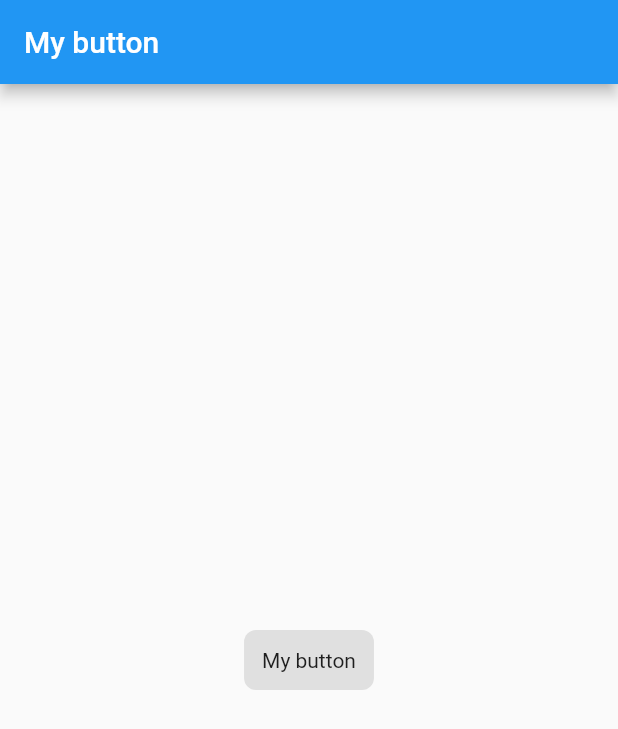
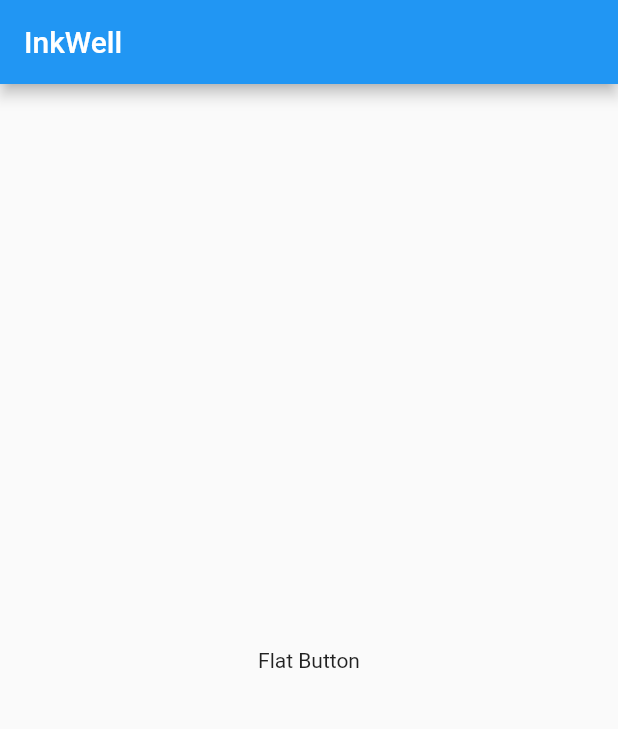
Before and after one commit to wildlily1989/flutter_gesturedetector, a Flutter app: the screen it shows after launch, on a phone screen of 412 x 824 dp. Shown: the top 729 px of the screen. Run offline on Flutter 3.47's test engine with Material 2 defaults, Android fonts, the phone set to English and light mode, and no system bars.

Commit message:
time:2020.04.28 author:lily content:手势识别。水波纹效果

```diff
--- a/lib/main.dart
+++ b/lib/main.dart
@@ -13,7 +13,8 @@ class MyApp extends StatelessWidget {
       theme: ThemeData(
         visualDensity: VisualDensity.adaptivePlatformDensity,
       ),
-      home: new MyButton(title: 'mybutton'),
+//      home: new MyButton(title: 'mybutton'),
+    home: new InkWellButton(),
     );
   }
 }
@@ -51,3 +52,31 @@ class MyButton extends StatelessWidget {
     return throw UnimplementedError();
   }
 }
+
+class InkWellButton extends StatelessWidget{
+  @override
+  Widget build(BuildContext context) {
+    return new Scaffold(
+      appBar: new AppBar(
+        title: new Text('InkWell'),
+      ),
+      body: Builder(
+        builder: (BuildContext context) {
+          return new Center(
+            child: new InkWell(
+              onTap: (){
+                Scaffold.of(context).showSnackBar(new SnackBar(
+                    content: new Text('tap'),));
+              },
+              child: new Container(
+                padding: new EdgeInsets.all(12.0),
+                child: new Text('Flat Button'),
+              ),
+            ),
+          );
+        },
+      )
+    );
+    throw UnimplementedError();
+  }
+}
```
